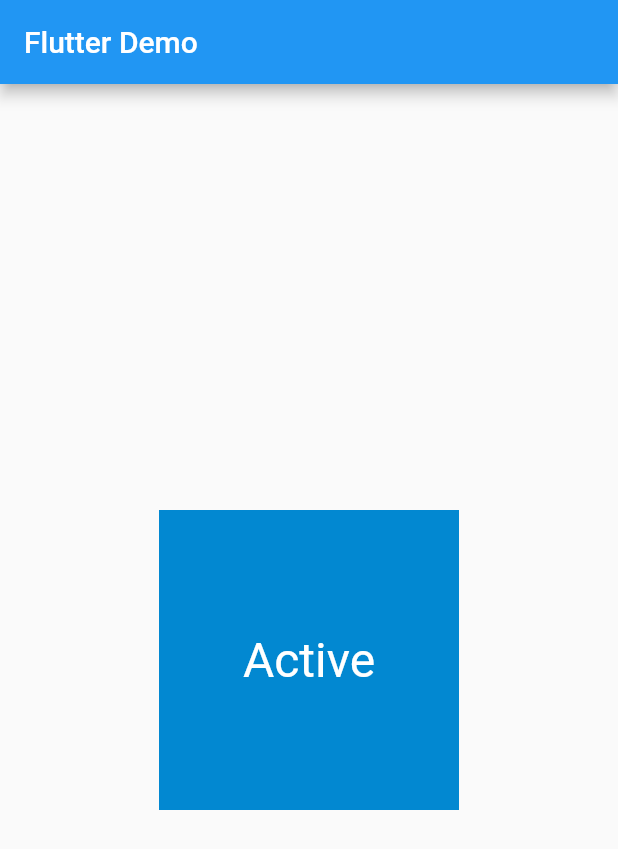
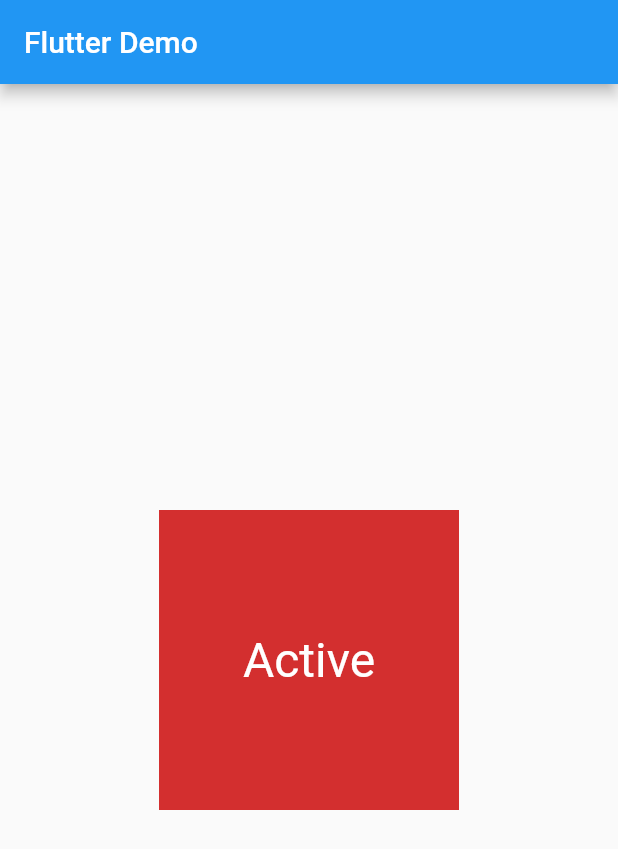
Before and after one commit to keinuma/flutter-tutorial, a Flutter app: the screen it shows after launch, after a tap on "Inactive", on a phone screen of 412 x 824 dp. Shown: the top 849 px of the screen. Run offline on Flutter 3.47's test engine with Material 2 defaults, Android fonts, the phone set to English and light mode, and no system bars.

Commit message:
feat: add stateful widget have stateful widget

```diff
--- a/lib/main.dart
+++ b/lib/main.dart
@@ -37,9 +37,72 @@ class _ParentWidgetState extends State<ParentWidget> {
   @override
   Widget build(BuildContext context) {
     return Container(
-      child: TapboxB(
+      child: TapboxC(
         active: _active,
         onChanged: _handleTapboxChanged,
+      ),
+    );
+  }
+}
+
+class TapboxC extends StatefulWidget {
+  TapboxC({Key key, this.active: false, @required this.onChanged})
+    : super(key: key);
+
+  final bool active;
+  final ValueChanged<bool> onChanged;
+
+  _TapboxCState createState() => _TapboxCState();
+}
+
+class _TapboxCState extends State<TapboxC> {
+  bool _heighlight = false;
+
+  void _handleTapDown(TapDownDetails details) {
+    setState(() {
+      _heighlight = true;
+    });
+  }
+
+  void _handleTapUp(TapUpDetails details) {
+    setState(() {
+      _heighlight = false;
+    });
+  }
+
+  void _handleTapCancel() {
+    setState(() {
+      _heighlight = false;
+    });
+  }
+
+  void _handleTap() {
+    widget.onChanged(!widget.active);
+  }
+
+  Widget build(BuildContext context) {
+    return GestureDetector(
+      onTapDown: _handleTapDown,
+      onTapUp: _handleTapUp,
+      onTapCancel: _handleTapCancel,
+      onTap: _handleTap,
+      child: Container(
+        child: Center(
+          child: Text(widget.active ? 'Active' : 'Inactive',
+            style: TextStyle(fontSize: 32.0, color: Colors.white),)
+        ),
+        width: 200.0,
+        height: 200.0,
+        decoration: BoxDecoration(
+          color:
+            widget.active ? Colors.red[700] : Colors.grey[600],
+          border: _heighlight
+            ? Border.all(
+              color: Colors.teal[700],
+              width: 1.0,
+            )
+            : null,
+        ),
       ),
     );
   }
```
